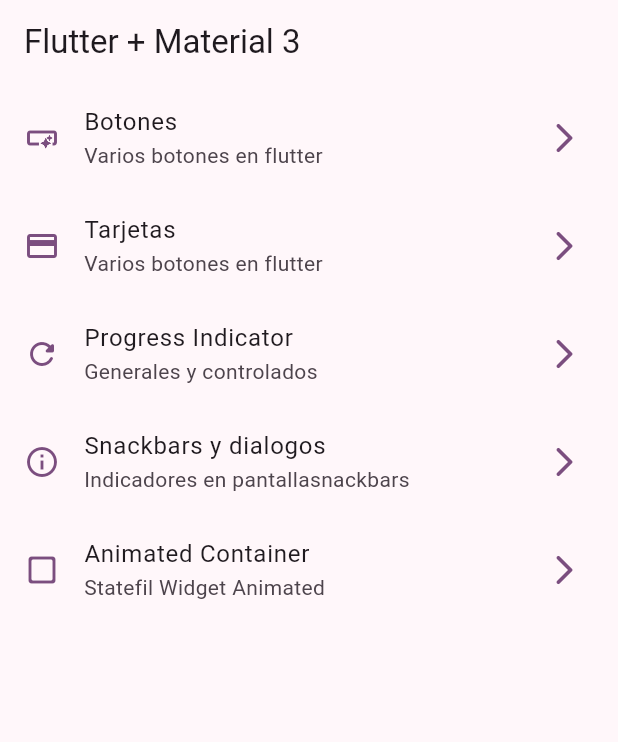
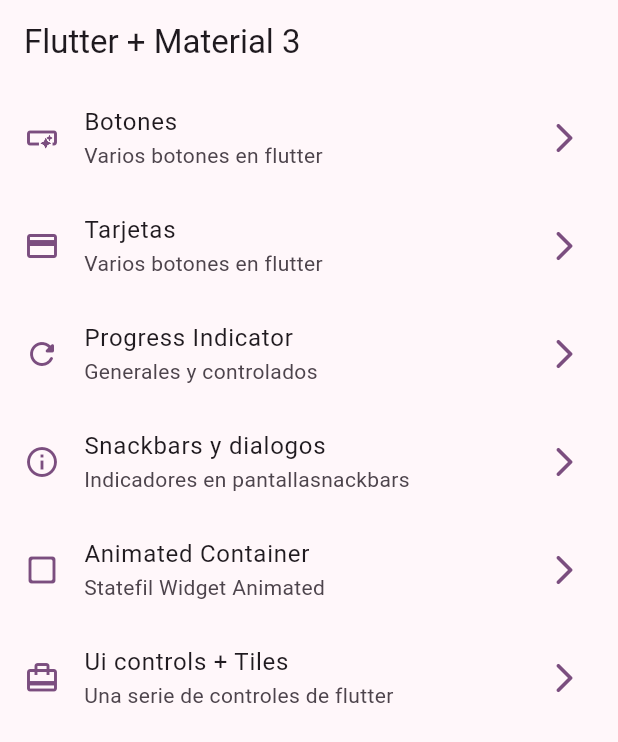
Before and after one commit to 1Alejo31/widgets_app, a Flutter app: the screen it shows after launch, on a phone screen of 412 x 824 dp. Shown: the top 742 px of the screen. Run offline on Flutter 3.47's test engine with Material 2 defaults, Android fonts, the phone set to English and light mode, and no system bars; our stand-ins replace go_router.

Commit message:
Ui controls + tiles

```diff
--- a/lib/config/menu/menu_items.dart
+++ b/lib/config/menu/menu_items.dart
@@ -44,5 +44,11 @@ const appMenuItems = <MenuItem>[
     subTitle: 'Statefil Widget Animated',
     link: '/animated',
     icon: Icons.check_box_outline_blank_rounded,
+  ),
+  MenuItem(
+    title: 'Ui controls + Tiles',
+    subTitle: 'Una serie de controles de flutter',
+    link: '/ui-crontrols',
+    icon: Icons.card_travel_outlined,
   )
 ];
--- a/lib/config/router/app_router.dart
+++ b/lib/config/router/app_router.dart
@@ -35,5 +35,10 @@ final appRouter = GoRouter(
       name: AnimatedScreen.name,
       builder: (context, state) => const AnimatedScreen(),
     ),
+    GoRoute(
+      path: '/ui-crontrols',
+      name: UiControlsScreen.name,
+      builder: (context, state) => const UiControlsScreen(),
+    ),
   ],
 );
```
Also changed, not shown: lib/presentation/screens/ui_controls/ui_controls_screen.dart (+74 -1 lines).
